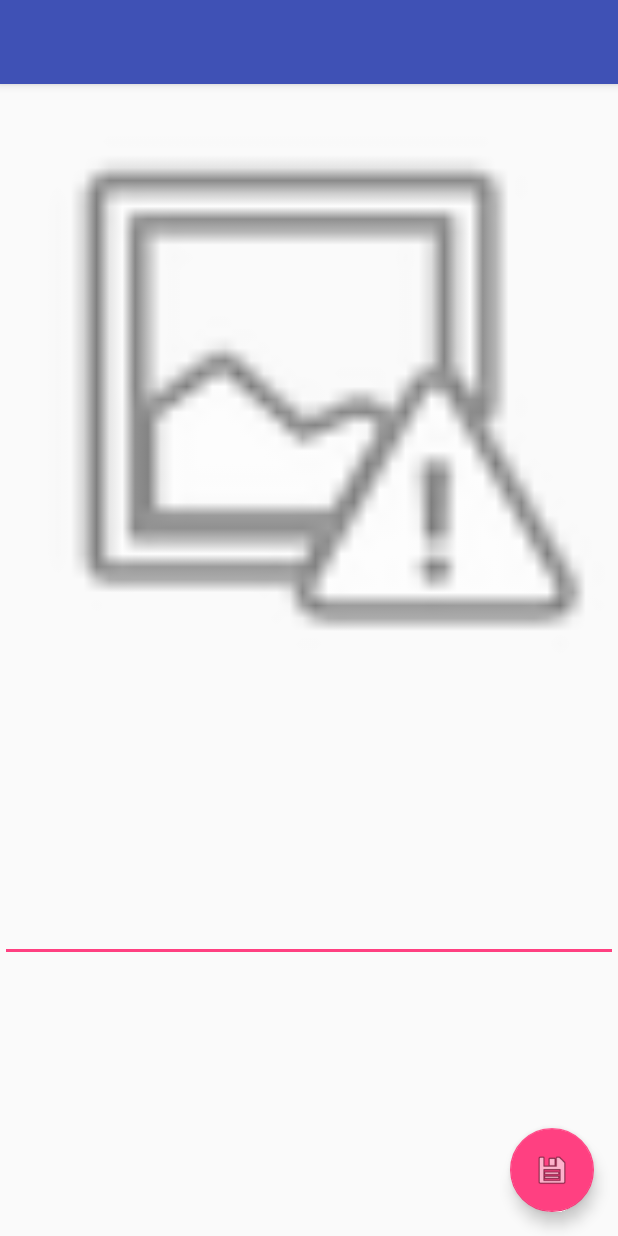
After one commit to onurozuduru/fablab-documentation-tool-android-client, an Android app: the layout activity_image_detail.xml on its own in the app's theme, with its tools: preview values and no code run, on a phone screen of 412 x 824 dp. The commit adds this screen. Run offline under Robolectric (Android 15) with nearby library versions, the phone set to English and light mode, and no system bars.

Commit message:
Basic activities on Android, ready for new branch.

```diff
--- /dev/null
+++ b/app/src/main/res/layout/activity_image_detail.xml
@@ -0,0 +1,33 @@
+<?xml version="1.0" encoding="utf-8"?>
+<android.support.design.widget.CoordinatorLayout xmlns:android="http://schemas.android.com/apk/res/android"
+    xmlns:app="http://schemas.android.com/apk/res-auto"
+    xmlns:tools="http://schemas.android.com/tools"
+    android:layout_width="match_parent"
+    android:layout_height="match_parent"
+    tools:context="fi.oulu.fablab.myapplication1.ImageDetailActivity">
+
+    <android.support.design.widget.AppBarLayout
+        android:layout_width="match_parent"
+        android:layout_height="wrap_content"
+        android:theme="@style/AppTheme.AppBarOverlay">
+
+        <android.support.v7.widget.Toolbar
+            android:id="@+id/toolbar"
+            android:layout_width="match_parent"
+            android:layout_height="?attr/actionBarSize"
+            android:background="?attr/colorPrimary"
+            app:popupTheme="@style/AppTheme.PopupOverlay" />
+
+    </android.support.design.widget.AppBarLayout>
+
+    <include layout="@layout/content_image_detail" />
+
+    <android.support.design.widget.FloatingActionButton
+        android:id="@+id/fab"
+        android:layout_width="wrap_content"
+        android:layout_height="wrap_content"
+        android:layout_gravity="bottom|end"
+        android:layout_margin="@dimen/fab_margin"
+        app:srcCompat="@android:drawable/ic_menu_save" />
+
+</android.support.design.widget.CoordinatorLayout>
--- /dev/null
+++ b/app/src/main/res/layout/content_image_detail.xml
@@ -0,0 +1,45 @@
+<?xml version="1.0" encoding="utf-8"?>
+<android.support.constraint.ConstraintLayout xmlns:android="http://schemas.android.com/apk/res/android"
+    xmlns:app="http://schemas.android.com/apk/res-auto"
+    xmlns:tools="http://schemas.android.com/tools"
+    android:layout_width="match_parent"
+    android:layout_height="match_parent"
+    app:layout_behavior="@string/appbar_scrolling_view_behavior"
+    tools:context="fi.oulu.fablab.myapplication1.ImageDetailActivity"
+    tools:showIn="@layout/activity_image_detail">
+
+    <ScrollView
+        android:layout_width="match_parent"
+        android:layout_height="match_parent"
+        tools:layout_editor_absoluteX="8dp"
+        tools:layout_editor_absoluteY="8dp">
+
+        <LinearLayout
+            android:layout_width="match_parent"
+            android:layout_height="wrap_content"
+            android:orientation="vertical">
+
+            <RelativeLayout
+                android:layout_width="match_parent"
+                android:layout_height="0dp"
+                android:layout_weight="0.5">
+
+                <ImageView
+                    android:id="@+id/imageViewImage"
+                    android:layout_width="match_parent"
+                    android:layout_height="match_parent"
+                    android:adjustViewBounds="true"
+                    app:srcCompat="@android:drawable/ic_menu_report_image" />
+            </RelativeLayout>
+
+            <EditText
+                android:id="@+id/editTextNotes"
+                android:layout_width="match_parent"
+                android:layout_height="wrap_content"
+                android:ems="10"
+                android:minLines="7"
+                android:inputType="textMultiLine" />
+        </LinearLayout>
+    </ScrollView>
+
+</android.support.constraint.ConstraintLayout>
--- a/app/src/main/res/values/strings.xml
+++ b/app/src/main/res/values/strings.xml
@@ -1,4 +1,6 @@
 <resources>
     <string name="app_name">FabLab Documentation Tool</string>
     <string name="action_settings">Settings</string>
+    <string name="title_activity_project_detail">ProjectDetailActivity</string>
+    <string name="title_activity_image_detail">ImageDetailActivity</string>
 </resources>
```
Also changed, not shown: app/src/main/AndroidManifest.xml (+18 -0 lines), app/src/main/java/fi/oulu/fablab/myapplication1/ApiClient.java (added, +50 -0 lines), app/src/main/java/fi/oulu/fablab/myapplication1/ApiService.java (added, +24 -0 lines), app/src/main/java/fi/oulu/fablab/myapplication1/ContentApiService.java (deleted, +0 -11 lines), app/src/main/java/fi/oulu/fablab/myapplication1/ImageDetailActivity.java (added, +99 -0 lines), app/src/main/java/fi/oulu/fablab/myapplication1/MainActivity.java (+12 -20 lines), app/src/main/java/fi/oulu/fablab/myapplication1/ProjectDetailActivity.java (added, +155 -0 lines), app/src/main/java/fi/oulu/fablab/myapplication1/ProjectsAdapter.java (+12 -1 lines), app/src/main/java/fi/oulu/fablab/myapplication1/models/Content.java (+46 -1 lines), app/src/main/java/fi/oulu/fablab/myapplication1/models/File.java (+32 -1 lines), app/src/main/java/fi/oulu/fablab/myapplication1/models/Image.java (+36 -1 lines), app/src/main/java/fi/oulu/fablab/myapplication1/models/User.java (+32 -1 lines), app/src/main/res/layout/activity_project_detail.xml (added, +33 -0 lines), app/src/main/res/layout/content_project_detail.xml (added, +11 -0 lines).
